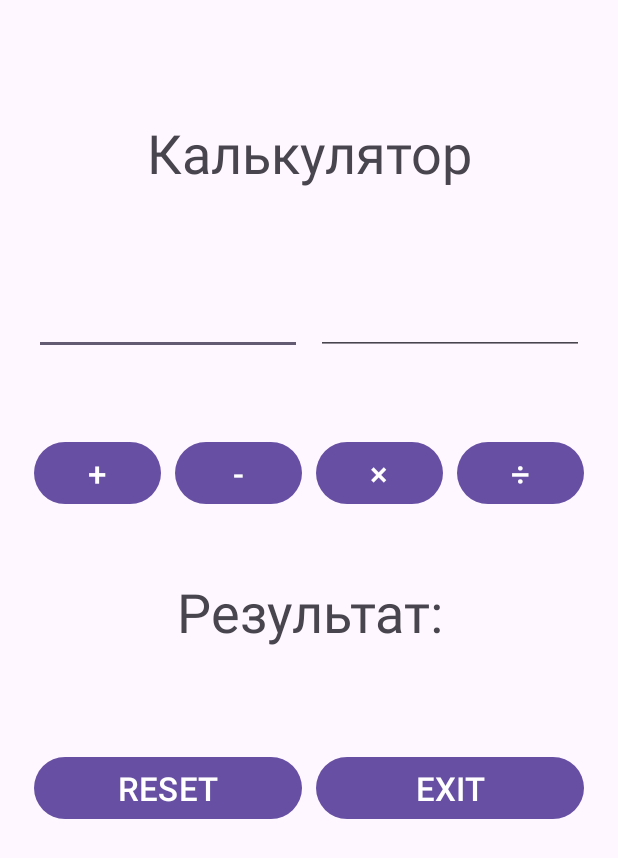
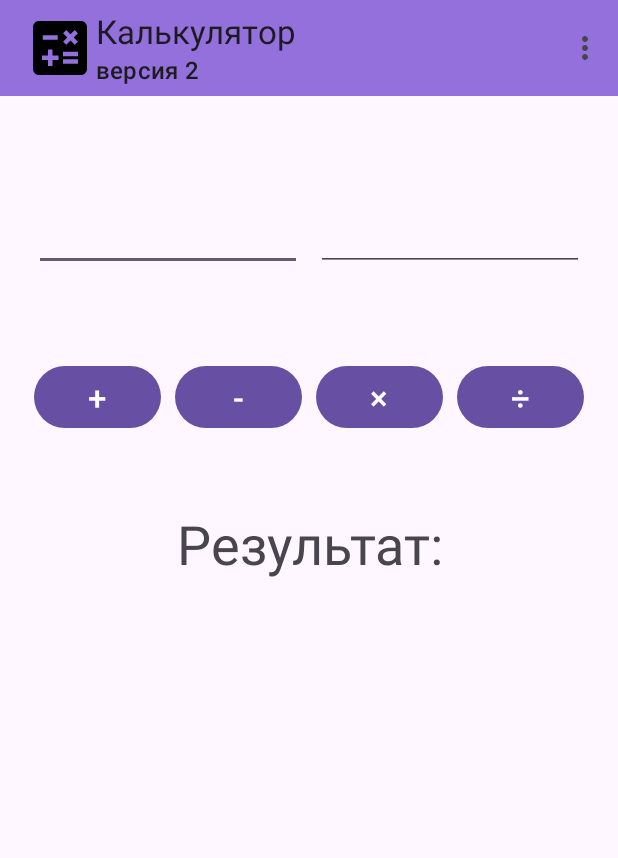
Before and after one commit to kodiiiofc/CalculatorUU, an Android app: the screen it shows after launch (MainActivity), on a phone screen of 412 x 824 dp. Shown: the top 858 px of the screen. Run offline under Robolectric (Android 15) with nearby library versions, the phone set to English and light mode, and no system bars.

Commit message:
Добавлено контекстное меню и всплывающие окна

```diff
--- a/app/src/main/java/com/example/calculator/MainActivity.kt
+++ b/app/src/main/java/com/example/calculator/MainActivity.kt
@@ -1,16 +1,22 @@
 package com.example.calculator
 
 import android.os.Bundle
+import android.view.Menu
+import android.view.MenuItem
 import android.view.View
 import android.widget.Button
 import android.widget.EditText
 import android.widget.TextView
+import android.widget.Toast
+import android.widget.Toolbar
 import androidx.activity.enableEdgeToEdge
 import androidx.appcompat.app.AppCompatActivity
 import androidx.core.view.ViewCompat
 import androidx.core.view.WindowInsetsCompat
 
 class MainActivity : AppCompatActivity(), View.OnClickListener {
+
+    private lateinit var toolbarMain: androidx.appcompat.widget.Toolbar
 
     private lateinit var firstOperandET: EditText
     private lateinit var secondOperandET: EditText
@@ -21,9 +27,6 @@ class MainActivity : AppCompatActivity(), View.OnClickListener {
     private lateinit var operatorDivideBTN: Button
 
     private lateinit var resultTV: TextView
-
-    private lateinit var resetBTN: Button
-    private lateinit var exitBTN: Button
 
 
     override fun onCreate(savedInstanceState: Bundle?) {
@@ -36,6 +39,13 @@ class MainActivity : AppCompatActivity(), View.OnClickListener {
             insets
         }
 
+        toolbarMain = findViewById(R.id.toolbarMain)
+        setSupportActionBar(toolbarMain)
+        title = "Калькулятор"
+        toolbarMain.subtitle = "версия 2"
+        toolbarMain.setLogo(R.drawable.ic_calculate)
+
+
         firstOperandET = findViewById(R.id.firstOperandET)
         secondOperandET = findViewById(R.id.secondOperandET)
 
@@ -44,37 +54,55 @@ class MainActivity : AppCompatActivity(), View.OnClickListener {
         operatorMultiplyBTN = findViewById(R.id.operatorMultiplyBTN)
         operatorDivideBTN = findViewById(R.id.operatorDivideBTN)
 
-        exitBTN = findViewById(R.id.exitBTN)
-        resetBTN = findViewById(R.id.resetBTN)
-
         resultTV = findViewById(R.id.resultTV)
 
         operatorPlusBTN.setOnClickListener(this)
         operatorMinusBTN.setOnClickListener(this)
         operatorMultiplyBTN.setOnClickListener(this)
         operatorDivideBTN.setOnClickListener(this)
-        resetBTN.setOnClickListener(this)
-        exitBTN.setOnClickListener(this)
 
 
     }
 
+    override fun onCreateOptionsMenu(menu: Menu?): Boolean {
+        menuInflater.inflate(R.menu.menu_main, menu)
+        return true
+    }
+
+    override fun onOptionsItemSelected(item: MenuItem): Boolean {
+        when (item.itemId) {
+            R.id.resetMenuMain -> {
+                firstOperandET.text.clear()
+                secondOperandET.text.clear()
+                resultTV.text = "Результат"
+                Toast.makeText(
+                    applicationContext,
+                    "Данные очищены",
+                    Toast.LENGTH_LONG
+                ).show()
+            }
+            R.id.exitMenuMain -> {
+                Toast.makeText(
+                    applicationContext,
+                    "Работа завершена",
+                    Toast.LENGTH_LONG
+                ).show()
+                finish()
+            }
+        }
+        return super.onOptionsItemSelected(item)
+    }
+
     override fun onClick(view: View) {
-        var check = true
-
-
-        var result = 0.0
-
         if (firstOperandET.text.isEmpty() || secondOperandET.text.isEmpty()) {
-
             resultTV.text = "Введите значения операндов"
             return
-
         }
 
         var first = firstOperandET.text.toString().toDouble()
         var second = secondOperandET.text.toString().toDouble()
 
+        var result = 0.0
 
         try {
             result = when (view.id) {
@@ -82,23 +110,13 @@ class MainActivity : AppCompatActivity(), View.OnClickListener {
                 R.id.operatorMinusBTN -> Operation(first, second).difference()
                 R.id.operatorMultiplyBTN -> Operation(first, second).multiply()
                 R.id.operatorDivideBTN -> Operation(first, second).division()
-                R.id.resetBTN -> {
-                    firstOperandET.text.clear()
-                    secondOperandET.text.clear()
-                    check = false
-                    0.0
-                }
-                R.id.exitBTN -> {
-                    finish()
-                    0.0
-                }
                 else -> 0.0
             }
         } catch (e: ArithmeticException) {
             resultTV.text = "На ноль делить нельзя"
         }
 
-        if (!check) resultTV.text = "Результат" else resultTV.text = result.toString()
+        resultTV.text = result.toString()
 
     }
 }
--- /dev/null
+++ b/app/src/main/res/drawable/ic_calculate.xml
@@ -0,0 +1,12 @@
+<vector xmlns:android="http://schemas.android.com/apk/res/android"
+    android:width="48dp"
+    android:height="48dp"
+    android:tint="#000000"
+    android:viewportWidth="24"
+    android:viewportHeight="24">
+
+    <path
+        android:fillColor="@android:color/white"
+        android:pathData="M19,3H5C3.9,3 3,3.9 3,5v14c0,1.1 0.9,2 2,2h14c1.1,0 2,-0.9 2,-2V5C21,3.9 20.1,3 19,3zM13.03,7.06L14.09,6l1.41,1.41L16.91,6l1.06,1.06l-1.41,1.41l1.41,1.41l-1.06,1.06L15.5,9.54l-1.41,1.41l-1.06,-1.06l1.41,-1.41L13.03,7.06zM6.25,7.72h5v1.5h-5V7.72zM11.5,16h-2v2H8v-2H6v-1.5h2v-2h1.5v2h2V16zM18,17.25h-5v-1.5h5V17.25zM18,14.75h-5v-1.5h5V14.75z" />
+
+</vector>
--- a/app/src/main/res/layout/activity_main.xml
+++ b/app/src/main/res/layout/activity_main.xml
@@ -7,17 +7,12 @@
     android:layout_height="match_parent"
     tools:context=".MainActivity">
 
-    <TextView
-        android:id="@+id/programTitleTV"
-        android:layout_width="wrap_content"
+    <androidx.appcompat.widget.Toolbar
+        android:id="@+id/toolbarMain"
+        android:layout_width="match_parent"
         android:layout_height="wrap_content"
-        android:text="@string/programTitleTV"
-        android:textSize="36sp"
-        app:layout_constraintBottom_toBottomOf="parent"
-        app:layout_constraintEnd_toEndOf="parent"
-        app:layout_constraintStart_toStartOf="parent"
-        app:layout_constraintTop_toTopOf="parent"
-        app:layout_constraintVertical_bias="0.1"/>
+        android:background="@color/mediumPurple"
+        tools:ignore="MissingConstraints"/>
 
     <LinearLayout
         android:id="@+id/linearLayoutInputOperand"
@@ -28,7 +23,7 @@
         app:layout_constraintBottom_toBottomOf="parent"
         app:layout_constraintEnd_toEndOf="parent"
         app:layout_constraintStart_toStartOf="parent"
-        app:layout_constraintTop_toBottomOf="@id/programTitleTV"
+        app:layout_constraintTop_toBottomOf="@id/toolbarMain"
         app:layout_constraintVertical_bias="0.1"
         android:orientation="horizontal">
 
@@ -118,40 +113,4 @@
         app:layout_constraintTop_toBottomOf="@+id/linearLayoutChoiceOperator"
         app:layout_constraintVertical_bias="0.1"/>
 
-    <LinearLayout
-        android:id="@+id/linearLayoutResetExit"
-        android:layout_width="match_parent"
-        android:layout_height="wrap_content"
-        android:layout_marginLeft="8pt"
-        android:layout_marginRight="8pt"
-        app:layout_constraintBottom_toBottomOf="parent"
-        app:layout_constraintEnd_toEndOf="parent"
-        app:layout_constraintStart_toStartOf="parent"
-        app:layout_constraintTop_toBottomOf="@id/resultTV"
-        app:layout_constraintVertical_bias="0.2"
-        android:orientation="horizontal">
-
-        <Button
-            android:id="@+id/resetBTN"
-            android:layout_width="match_parent"
-            android:layout_height="wrap_content"
-            android:text="@string/resetBTN"
-            android:textSize="22sp"
-            android:layout_marginRight="2pt"
-            android:layout_marginLeft="2pt"
-            android:layout_weight="1"/>
-
-        <Button
-            android:id="@+id/exitBTN"
-            android:layout_width="match_parent"
-            android:layout_height="wrap_content"
-            android:text="@string/exitBTN"
-            android:textSize="22sp"
-            android:layout_marginRight="2pt"
-            android:layout_marginLeft="2pt"
-            android:layout_weight="1" />
-
-    </LinearLayout>
-
-
 </androidx.constraintlayout.widget.ConstraintLayout>
--- /dev/null
+++ b/app/src/main/res/menu/menu_main.xml
@@ -0,0 +1,17 @@
+<?xml version="1.0" encoding="utf-8"?>
+<menu xmlns:android="http://schemas.android.com/apk/res/android"
+    xmlns:app="http://schemas.android.com/apk/res-auto">
+    <item
+        android:id="@+id/resetMenuMain"
+        android:orderInCategory="50"
+        android:title="@string/reset"
+        app:showAsAction="never"
+        />
+    <item
+        android:id="@+id/exitMenuMain"
+        android:orderInCategory="50"
+        android:title="@string/exit"
+        app:showAsAction="never"
+        />
+
+</menu>
--- a/app/src/main/res/values/colors.xml
+++ b/app/src/main/res/values/colors.xml
@@ -2,4 +2,5 @@
 <resources>
     <color name="black">#FF000000</color>
     <color name="white">#FFFFFFFF</color>
+    <color name="mediumPurple">#9370DB</color>
 </resources>
--- a/app/src/main/res/values/strings.xml
+++ b/app/src/main/res/values/strings.xml
@@ -5,7 +5,8 @@
     <string name="operatorMultiplyBTN">×</string>
     <string name="operatorMinusBTN">-</string>
     <string name="operatorPlusBTN">+</string>
-    <string name="programTitleTV">Калькулятор</string>
-    <string name="resetBTN">RESET</string>
-    <string name="exitBTN">EXIT</string>
+
+    <string name="exit">Exit</string>
+    <string name="reset">Reset</string>
+
 </resources>
```
